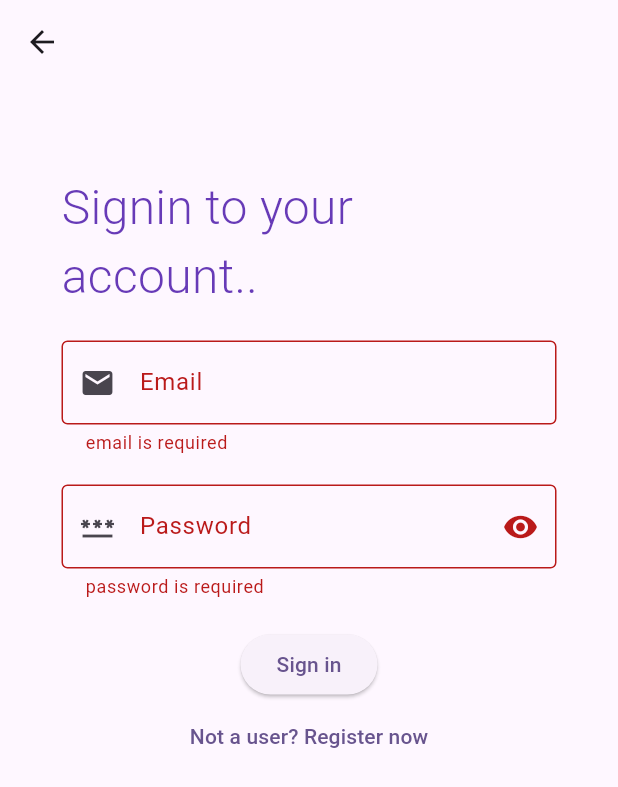
After one commit to Owaisk23/2303G1, a Flutter app: the Login screen opened by its route, after a tap on "Sign in", on a phone screen of 412 x 824 dp. The commit adds this screen. Shown: the top 787 px of the screen. Run offline on Flutter 3.47's test engine with Material 3 defaults, Android fonts, the phone set to English and light mode, and no system bars; our stand-ins replace cloud_firestore, device_preview, firebase_auth, firebase_core, image_picker, shared_preferences; accounts and stored records are empty.

Commit message:
login with role based

```diff
--- /dev/null
+++ b/MobAppDevelopment/Flutter/firebase_crud/lib/Login.dart
@@ -0,0 +1,178 @@
+import 'package:cloud_firestore/cloud_firestore.dart';
+import 'package:firebase_auth/firebase_auth.dart';
+import 'package:flutter/material.dart';
+import 'package:shared_preferences/shared_preferences.dart';
+
+class Login extends StatefulWidget {
+  const Login({Key? key}) : super(key: key);
+
+  @override
+  _LoginState createState() => _LoginState();
+}
+
+class _LoginState extends State<Login> {
+  final GlobalKey<FormState> _loginkey = GlobalKey<FormState>(); // unique key
+
+  TextEditingController emailController = TextEditingController();
+  TextEditingController passController = TextEditingController();
+  var users = FirebaseFirestore.instance.collection("users");
+
+  void LoginUser() async {
+    if (_loginkey.currentState!.validate()) {
+      try {
+        final credential = await FirebaseAuth.instance
+            .signInWithEmailAndPassword(
+              email: emailController.text,
+              password: passController.text,
+            );
+        print("Login success");
+        //getting user details
+        String uid = credential.user!.uid;
+        var userData = await users.doc(uid).get();
+        var userDetails = userData.data();
+        print(userDetails);
+
+        //setting user detail in shared preferences
+        final SharedPreferences prefs = await SharedPreferences.getInstance();
+        prefs.setBool("isLoggedIn", true);
+
+        prefs.setString("role", userDetails!["role"]);
+        prefs.setString("username", userDetails!["username"]);
+        prefs.setString("id", uid);
+        prefs.setString("email", userDetails!["email"]);
+
+        ScaffoldMessenger.of(context).showSnackBar(
+          SnackBar(
+            content: Text(
+              "Signed in as ${emailController.text}",
+              style: TextStyle(color: Colors.white),
+            ),
+            backgroundColor: const Color.fromARGB(255, 43, 62, 188),
+          ),
+        );
+
+        if (userDetails!["role"] == "admin") {
+          prefs.setBool("isAdmin", true);
+          Navigator.pushNamed(context, "/add");
+        } else {
+          prefs.setBool("isAdmin", false);
+          Navigator.pushNamed(context, "/products");
+        }
+      } on FirebaseAuthException catch (e) {
+        print("Login fail");
+        ScaffoldMessenger.of(context).showSnackBar(
+          SnackBar(
+            content: Text(
+              "Login failed",
+              style: TextStyle(color: Colors.white),
+            ),
+            backgroundColor: const Color.fromARGB(255, 43, 62, 188),
+          ),
+        );
+        print(e.code);
+        if (e.code == 'user-not-found') {
+          print('No user found for that email.');
+        } else if (e.code == 'invalid-credential') {
+          print('Wrong password provided for that user.');
+        }
+      }
+    } else {
+      print("Please insert valid details");
+    }
+  }
+
+  @override
+  Widget build(BuildContext context) {
+    return Scaffold(
+      appBar: AppBar(),
+      // drawer: MyDrawer(),
+      body: Center(
+        child: Container(
+          height: 700,
+          width: 350,
+          decoration: BoxDecoration(borderRadius: BorderRadius.circular(50)),
+          child: Padding(
+            padding: EdgeInsets.symmetric(horizontal: 10),
+            child: Form(
+              key: _loginkey,
+              child: Column(
+                children: [
+                  SizedBox(height: 25),
+                  Text(
+                    "Signin to your account..",
+                    style: TextStyle(
+                      color: Colors.deepPurple,
+                      fontSize: 32,
+                      fontWeight: FontWeight.w300,
+                    ),
+                  ),
+
+                  // email
+                  SizedBox(height: 20),
+                  TextFormField(
+                    validator: (value) {
+                      if (value!.isEmpty) {
+                        return ("email is required");
+                      }
+                      if (!RegExp(
+                        r'^[a-zA-Z0-9._%+-]+@[a-zA-Z0-9.-]+\.[a-zA-Z]{2,}$',
+                      ).hasMatch(value)) {
+                        return ("email format is not valid");
+                      }
+                      return null;
+                    },
+                    controller: emailController,
+                    decoration: InputDecoration(
+                      labelText: "Email",
+                      prefixIcon: Icon(Icons.mail),
+                      border: OutlineInputBorder(),
+                      hintText: "enter email",
+                    ),
+                  ),
+
+                  //password
+                  SizedBox(height: 20),
+                  TextFormField(
+                    validator: (value) {
+                      if (value!.isEmpty) {
+                        return ("password is required");
+                      }
+                      if (!RegExp(
+                        r'^(?=.*[a-z])(?=.*\d)[A-Za-z\d@$!%*?&]{5,}$',
+                      ).hasMatch(value)) {
+                        return ("password must have an uppercase,lowercase,digit, special character and have at least 5 characters");
+                      }
+                      return null;
+                    },
+                    controller: passController,
+                    obscureText: true,
+                    decoration: InputDecoration(
+                      labelText: "Password",
+                      prefixIcon: Icon(Icons.password),
+                      border: OutlineInputBorder(),
+                      suffixIcon: Icon(Icons.remove_red_eye),
+                      hintText: "enter password",
+                    ),
+                  ),
+
+                  SizedBox(height: 20),
+                  // submit button
+                  ElevatedButton(onPressed: LoginUser, child: Text("Sign in")),
+                  TextButton(
+                    onPressed: () {
+                      Navigator.pushNamed(context, "/");
+                    },
+                    child: Text("Not a user? Register now"),
+                  ),
+                  // TextField()
+                ],
+              ),
+            ),
+          ),
+        ),
+      ),
+      // drawer: ,
+      // bottomNavigationBar: ,
+    );
+  }
+}
--- a/MobAppDevelopment/Flutter/firebase_crud/lib/main.dart
+++ b/MobAppDevelopment/Flutter/firebase_crud/lib/main.dart
@@ -1,4 +1,5 @@
 import 'package:firebase_core/firebase_core.dart';
+import 'package:firebase_crud/Login.dart';
 import 'package:firebase_crud/addproduct.dart';
 // import 'package:firebase_crud/addproduct.dart';
 import 'package:firebase_crud/firebase_options.dart';
@@ -6,21 +7,41 @@ import 'package:firebase_crud/products.dart';
 import 'package:firebase_crud/signup.dart';
 import 'package:firebase_crud/splashScreen.dart';
 import 'package:flutter/material.dart';
+import 'package:shared_preferences/shared_preferences.dart';
 
 void main()async {
 
   await Firebase.initializeApp(
   options: DefaultFirebaseOptions.currentPlatform,
 );
-   runApp(
-    MaterialApp(
-      debugShowCheckedModeBanner: false,
+  final SharedPreferences prefs = await SharedPreferences.getInstance();
+  bool isLoggedIn= prefs.getBool("isLoggedIn") ?? false;
+  bool isAdmin= prefs.getBool("isAdmin") ?? false;
+  runApp( MyApp(isAdmin: isAdmin, isLoggedIn:isLoggedIn));
+}
+
+class MyApp extends StatelessWidget {
+ final bool isLoggedIn, isAdmin ;
+
+   MyApp({super.key,required this.isAdmin,required this.isLoggedIn});
+
+  // This widget is the root of your application.
+  @override
+  Widget build(BuildContext context) {
+    return MaterialApp(
+      title: 'Flutter Demo',
+      theme: ThemeData(
+
+        colorScheme: ColorScheme.fromSeed(seedColor: Colors.deepPurple),
+        useMaterial3: true,
+      ),
       home: SplashScreen(),
       routes: {
-        "/products": (context) => Products(),
-        "/add": (context) => Addproduct(),
-        "/signup": (context) => Signup(),
+        "/signup":(context)=> Signup(),
+        "/products":(context)=>  (isLoggedIn) ? Products(): Login(),
+        "/add":(context)=> (isLoggedIn && isAdmin) ? Addproduct(): Login(),
+        "/login":(context)=>Login(),
       },
-    ),
-  );
+    );
+  }
 }
--- a/MobAppDevelopment/Flutter/firebase_crud/pubspec.yaml
+++ b/MobAppDevelopment/Flutter/firebase_crud/pubspec.yaml
@@ -39,6 +39,7 @@ dependencies:
   device_preview: ^1.2.0
   image_picker: ^1.1.2
   firebase_auth: ^5.5.4
+  shared_preferences: ^2.5.3
 
 dev_dependencies:
   flutter_test:
```
Also changed, not shown: MobAppDevelopment/Flutter/firebase_crud/pubspec.lock.
